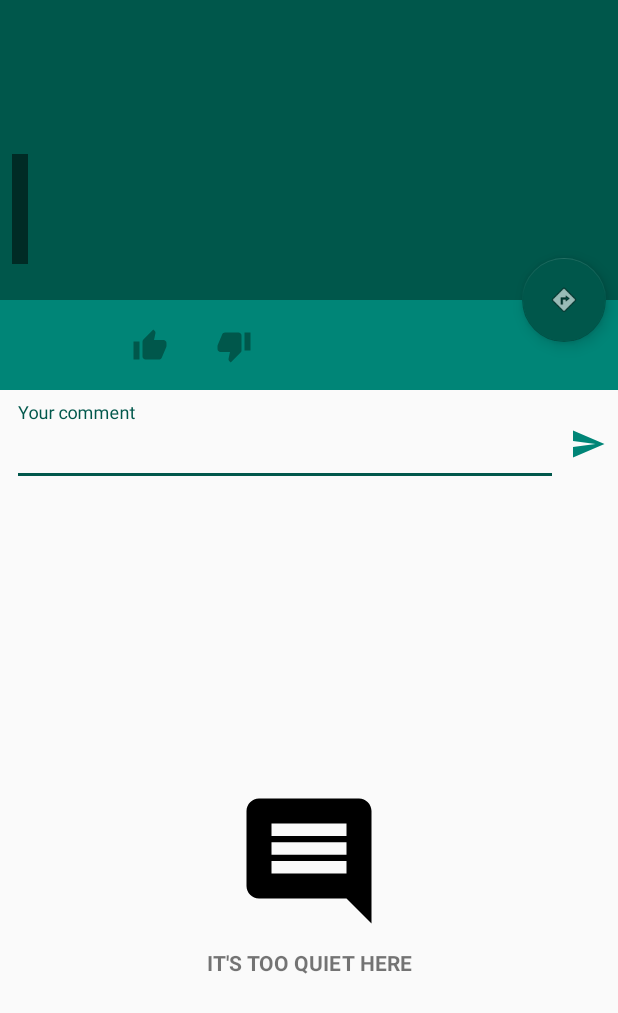
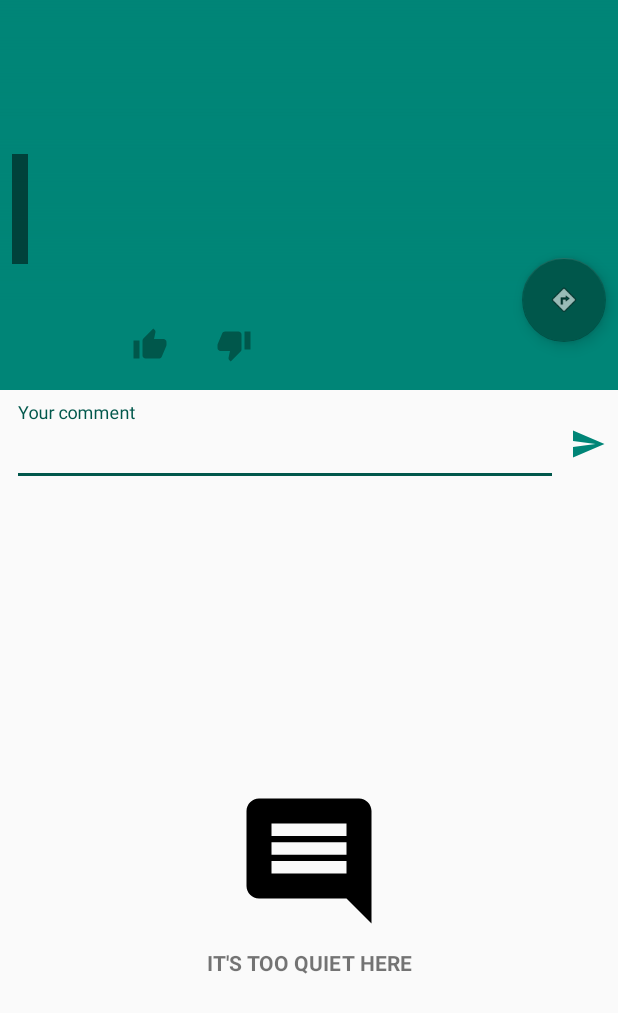
Before and after one commit to ali-taghizadeh/Tehran, an Android app: the PlaceDetailsActivity screen opened directly, with no data from a screen before it, on a phone screen of 412 x 824 dp. Shown: the top 1013 px of the screen. Run offline under Robolectric (Android 15) with nearby library versions, the phone set to English and light mode, and no system bars; our stand-ins replace ButterKnife, Firebase (no records; nobody signed in at launch, a user with empty details on screens opened directly); libraries missing offline, so code that uses them is left out: cn.gavinliu.android, com.firebase.ui; plain views replace ShapedImageView; 9 statements that could not run were skipped.

Commit message:
redesign place details layout

```diff
--- /dev/null
+++ b/app/src/main/res/drawable/gradient.xml
@@ -0,0 +1,8 @@
+<?xml version="1.0" encoding="utf-8"?>
+<shape xmlns:android="http://schemas.android.com/apk/res/android"
+    android:shape="rectangle">
+    <gradient
+        android:startColor="@color/colorPrimaryTransparent"
+        android:endColor="#00000000"
+        android:angle="90"/>
+</shape>
--- a/app/src/main/res/layout/activity_place_details.xml
+++ b/app/src/main/res/layout/activity_place_details.xml
@@ -1,7 +1,6 @@
 <?xml version="1.0" encoding="utf-8"?>
 <android.support.constraint.ConstraintLayout xmlns:android="http://schemas.android.com/apk/res/android"
     xmlns:app="http://schemas.android.com/apk/res-auto"
-    xmlns:tools="http://schemas.android.com/tools"
     android:layout_width="match_parent"
     android:layout_height="match_parent">
 
@@ -73,10 +72,19 @@
         android:layout_width="0dp"
         android:layout_height="200dp"
         android:scaleType="centerCrop"
-        android:src="@color/colorPrimaryDark"
+        android:src="@color/colorPrimary"
+        app:layout_constraintEnd_toEndOf="parent"
+        app:layout_constraintStart_toStartOf="parent" />
+
+    <View
+        android:id="@+id/imageView3"
+        android:layout_width="0dp"
+        android:layout_height="0dp"
+        android:background="@drawable/gradient"
+        app:layout_constraintBottom_toBottomOf="@+id/image_place_details_photo"
         app:layout_constraintEnd_toEndOf="parent"
         app:layout_constraintStart_toStartOf="parent"
-        app:layout_constraintTop_toTopOf="parent" />
+        app:layout_constraintTop_toTopOf="@+id/image_place_details_photo" />
 
     <android.support.design.widget.FloatingActionButton
         android:id="@+id/fab_place_details_direction"
--- a/app/src/main/res/values/colors.xml
+++ b/app/src/main/res/values/colors.xml
@@ -1,7 +1,7 @@
 <?xml version="1.0" encoding="utf-8"?>
 <resources>
     <color name="colorPrimary">#008577</color>
-    <color name="colorPrimaryTransparent">#4d008577</color>
+    <color name="colorPrimaryTransparent">#bf008577</color>
     <color name="colorPrimaryDark">#00574B</color>
     <color name="colorAccent">#00574B</color>
     <color name="white">#FFF</color>
```
